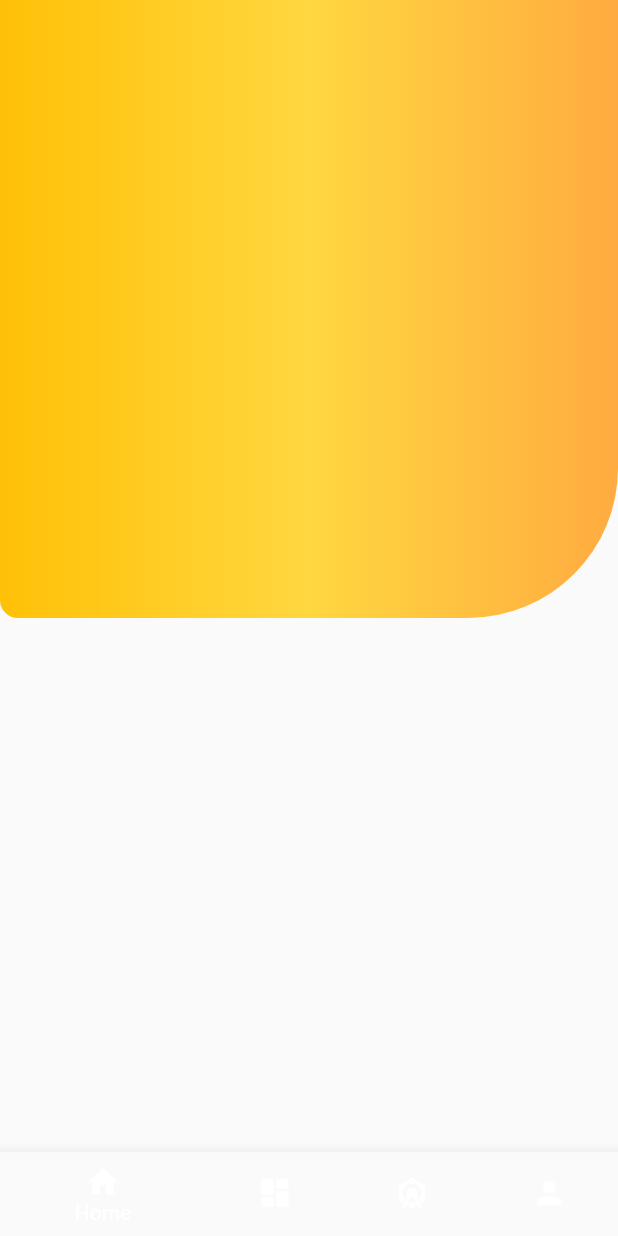
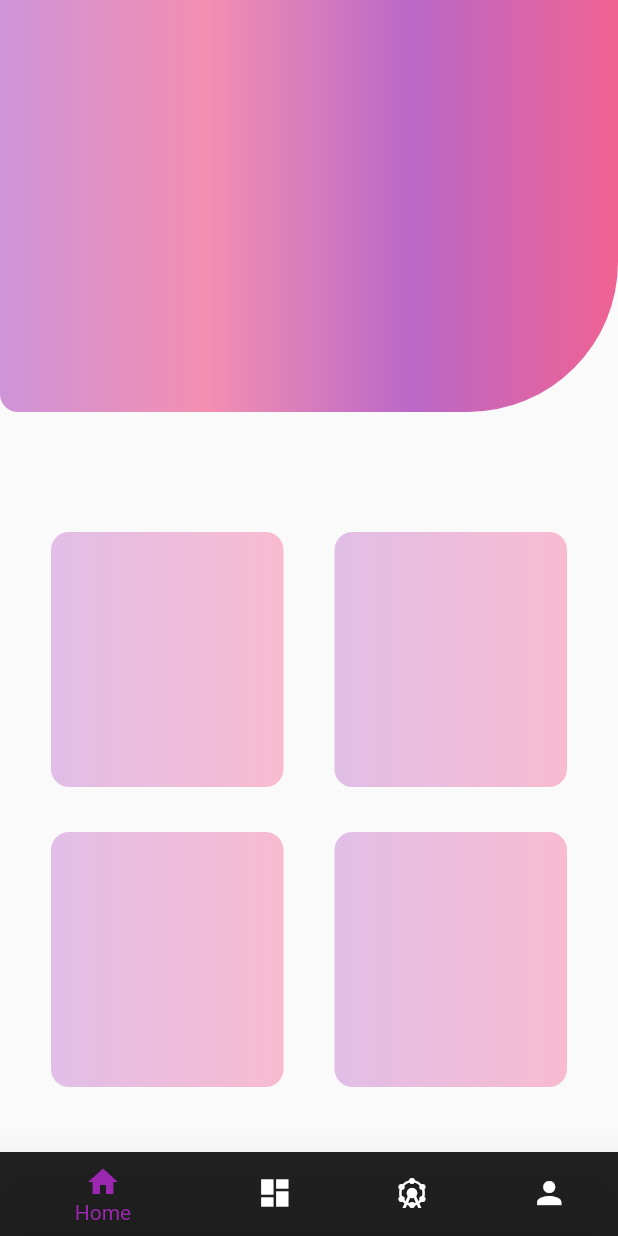
Before and after one commit to oojas/faRcO, a Flutter app: the screen it shows after launch, on a phone screen of 412 x 824 dp. Run offline on Flutter 3.47's test engine with Material 2 defaults, Android fonts, the phone set to English and light mode, and no system bars; our stand-ins replace google_fonts; missing offline and left inert: animated_text, route_transitions, sleek_button.

Commit message:
Completed the screen

```diff
--- a/lib/Screens/Map.dart
+++ b/lib/Screens/Map.dart
@@ -6,41 +6,104 @@ class UI extends StatelessWidget {
     final width = MediaQuery.of(context).size.height;
     return Scaffold(
       bottomNavigationBar: BottomNavigationBar(
+        elevation: 25,
+        selectedItemColor: Colors.purple,
         items: [
-          BottomNavigationBarItem(icon: Icon(Icons.home), title: Text('Home')),
           BottomNavigationBarItem(
-              icon: Icon(Icons.dashboard), title: Text('Dashboard')),
+              icon: Icon(Icons.home),
+              label: 'Home',
+              backgroundColor: Colors.black87),
           BottomNavigationBarItem(
-              icon: Icon(Icons.attractions), title: Text('Attractions')),
+            icon: Icon(Icons.dashboard),
+            label: 'Dashboard',
+            backgroundColor: Colors.purple.shade500,
+          ),
           BottomNavigationBarItem(
-              icon: Icon(Icons.person), title: Text('Profile')),
+            icon: Icon(Icons.attractions),
+            label: 'Attractions',
+          ),
+          BottomNavigationBarItem(
+              icon: Icon(
+                Icons.person,
+              ),
+              label: 'Person'),
         ],
-        backgroundColor: Colors.purple.shade200,
       ),
       body: Column(
+        mainAxisAlignment: MainAxisAlignment.start,
         children: [
           Container(
             decoration: BoxDecoration(
                 gradient: LinearGradient(
                   colors: [
-                    Colors.amber,
-                    Colors.amberAccent,
-                    Colors.orangeAccent,
+                    Colors.purple.shade200,
+                    Colors.pink.shade200,
+                    Colors.purple.shade300,
+                    Colors.pink.shade300,
                   ],
                 ),
                 borderRadius: BorderRadius.only(
                     bottomLeft: Radius.circular(12),
                     bottomRight: Radius.circular(100))),
-            height: width / 2,
+            height: width / 3,
+          ),
+          SizedBox(
+            height: 80,
           ),
           Row(
             mainAxisAlignment: MainAxisAlignment.spaceEvenly,
-            crossAxisAlignment: CrossAxisAlignment.center,
             children: [
               Container(
-                width: 40,
-                height: 20,
-                decoration: BoxDecoration(),
+                width: 155,
+                height: 170,
+                decoration: BoxDecoration(
+                    shape: BoxShape.rectangle,
+                    borderRadius: BorderRadius.circular(12),
+                    gradient: LinearGradient(colors: [
+                      Colors.purple.shade100,
+                      Colors.pink.shade100
+                    ])),
+              ),
+              Container(
+                width: 155,
+                height: 170,
+                decoration: BoxDecoration(
+                    shape: BoxShape.rectangle,
+                    borderRadius: BorderRadius.circular(12),
+                    gradient: LinearGradient(colors: [
+                      Colors.purple.shade100,
+                      Colors.pink.shade100
+                    ])),
+              )
+            ],
+          ),
+          SizedBox(
+            height: 30,
+          ),
+          Row(
+            mainAxisAlignment: MainAxisAlignment.spaceEvenly,
+            children: [
+              Container(
+                width: 155,
+                height: 170,
+                decoration: BoxDecoration(
+                    shape: BoxShape.rectangle,
+                    borderRadius: BorderRadius.circular(12),
+                    gradient: LinearGradient(colors: [
+                      Colors.purple.shade100,
+                      Colors.pink.shade100
+                    ])),
+              ),
+              Container(
+                width: 155,
+                height: 170,
+                decoration: BoxDecoration(
+                    shape: BoxShape.rectangle,
+                    borderRadius: BorderRadius.circular(12),
+                    gradient: LinearGradient(colors: [
+                      Colors.purple.shade100,
+                      Colors.pink.shade100
+                    ])),
               )
             ],
           ),
```
